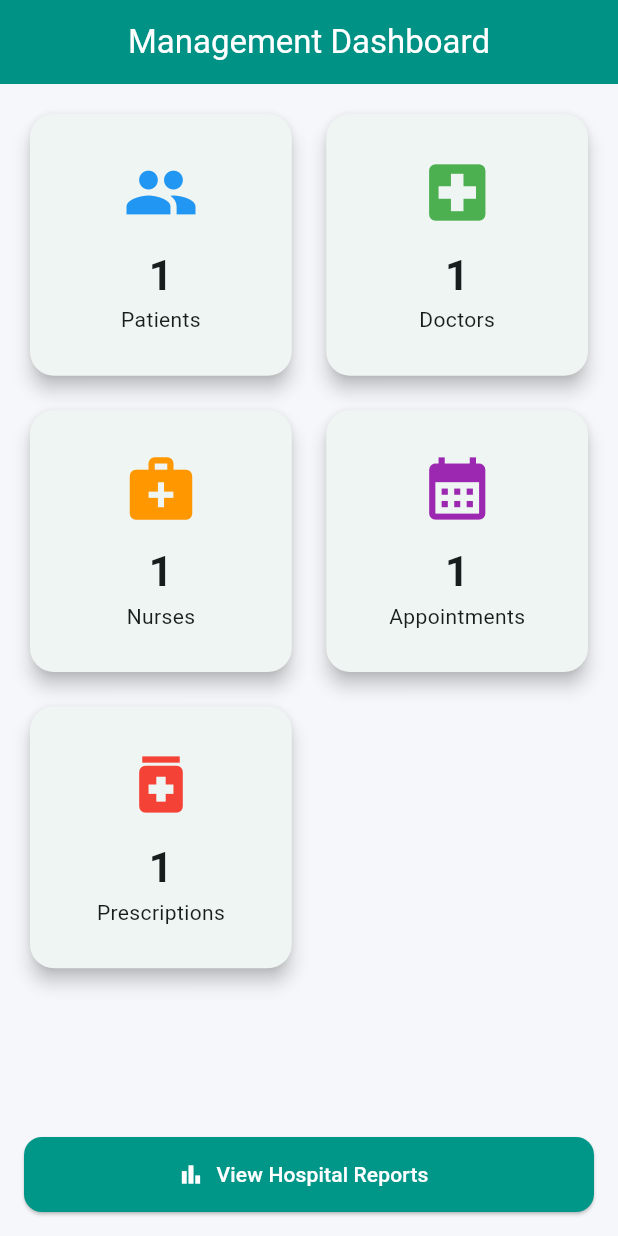
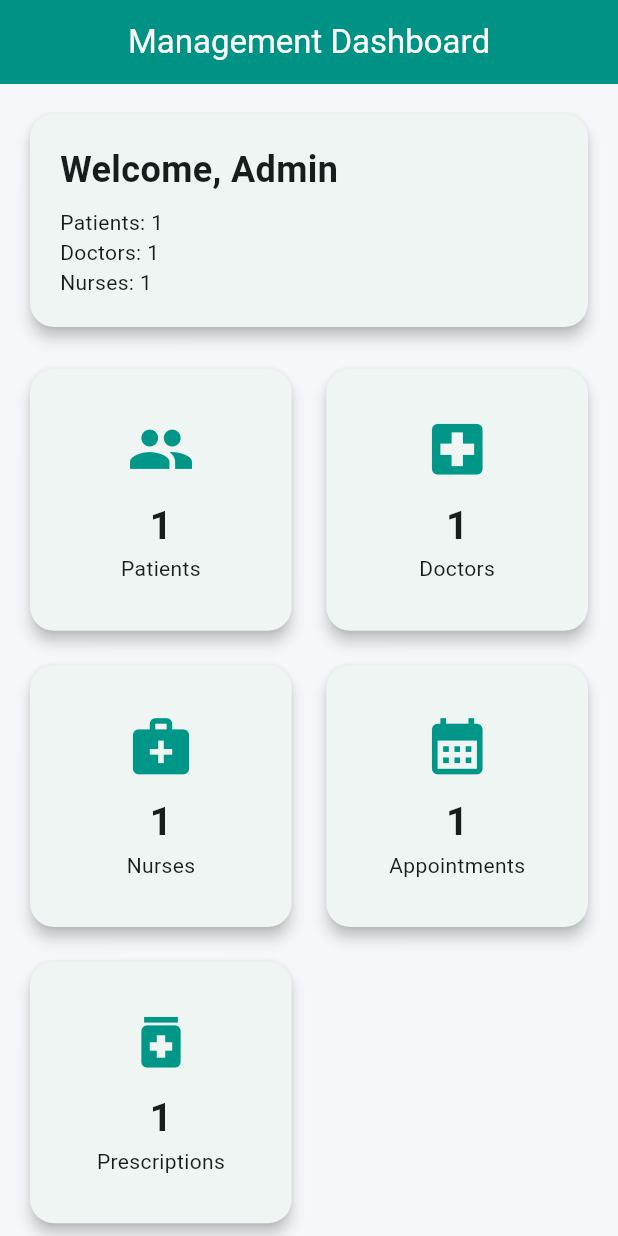
Before and after one commit to sanvithskotian/NurseCare, a Flutter app: the ManagementDashboard screen opened directly, on a phone screen of 412 x 824 dp. Run offline on Flutter 3.47's test engine with Material 3 defaults, Android fonts, the phone set to English and light mode, and no system bars.

Commit message:
Complete dashboard UI upgrade

```diff
--- a/lib/screens/management/management_dashboard.dart
+++ b/lib/screens/management/management_dashboard.dart
@@ -16,69 +16,73 @@ class ManagementDashboard extends StatelessWidget {
     return Scaffold(
       appBar: AppBar(
         title: const Text("Management Dashboard"),
-        centerTitle: true,
       ),
-      body: Padding(
+      body: ListView(
         padding: const EdgeInsets.all(16),
+        children: [
+          Card(
+            child: Padding(
+              padding: const EdgeInsets.all(20),
               child: Column(
+                crossAxisAlignment: CrossAxisAlignment.start,
                 children: [
-      Expanded(
-        child: GridView.count(
+                  const Text(
+                    "Welcome, Admin",
+                    style: TextStyle(
+                      fontSize: 24,
+                      fontWeight: FontWeight.bold,
+                    ),
+                  ),
+                  const SizedBox(height: 8),
+                  Text("Patients: $totalPatients"),
+                  Text("Doctors: $totalDoctors"),
+                  Text("Nurses: $totalNurses"),
+                ],
+              ),
+            ),
+          ),
+          const SizedBox(height: 20),
+          GridView.count(
+            shrinkWrap: true,
+            physics: const NeverScrollableScrollPhysics(),
             crossAxisCount: 2,
             crossAxisSpacing: 15,
             mainAxisSpacing: 15,
             children: [
-            _buildStatCard("Patients", totalPatients.toString(), Icons.people, Colors.blue),
-            _buildStatCard("Doctors", totalDoctors.toString(), Icons.local_hospital, Colors.green),
-            _buildStatCard("Nurses", totalNurses.toString(), Icons.medical_services, Colors.orange),
-            _buildStatCard("Appointments", totalAppointments.toString(), Icons.calendar_month, Colors.purple),
-            _buildStatCard("Prescriptions", totalPrescriptions.toString(), Icons.medication, Colors.red),
+              _buildStatCard("Patients", totalPatients.toString(), Icons.people),
+              _buildStatCard("Doctors", totalDoctors.toString(), Icons.local_hospital),
+              _buildStatCard("Nurses", totalNurses.toString(), Icons.medical_services),
+              _buildStatCard("Appointments", totalAppointments.toString(), Icons.calendar_month),
+              _buildStatCard("Prescriptions", totalPrescriptions.toString(), Icons.medication),
             ],
           ),
-      ),
-      SizedBox(
-        width: double.infinity,
-        height: 50,
-        child: ElevatedButton.icon(
+          const SizedBox(height: 20),
+          ElevatedButton.icon(
             onPressed: () {
               Navigator.push(
                 context,
-              MaterialPageRoute(
-                builder: (_) => const ReportsScreen(),
-              ),
+                MaterialPageRoute(builder: (_) => const ReportsScreen()),
               );
             },
             icon: const Icon(Icons.bar_chart),
             label: const Text("View Hospital Reports"),
           ),
-      ),
         ],
-  ),
       ),
     );
   }
 
-  Widget _buildStatCard(
-    String title,
-    String value,
-    IconData icon,
-    Color color,
-  ) {
+  Widget _buildStatCard(String title, String value, IconData icon) {
     return Card(
-      elevation: 5,
       child: Column(
         mainAxisAlignment: MainAxisAlignment.center,
         children: [
-          Icon(
-            icon,
-            size: 50,
-            color: color,
-          ),
+          Icon(icon, size: 45, color: Colors.teal),
           const SizedBox(height: 10),
           Text(
             value,
             style: const TextStyle(
-              fontSize: 28,
+              fontSize: 26,
               fontWeight: FontWeight.bold,
             ),
           ),
```
Lines whose indentation alone changed are shown as unchanged.
